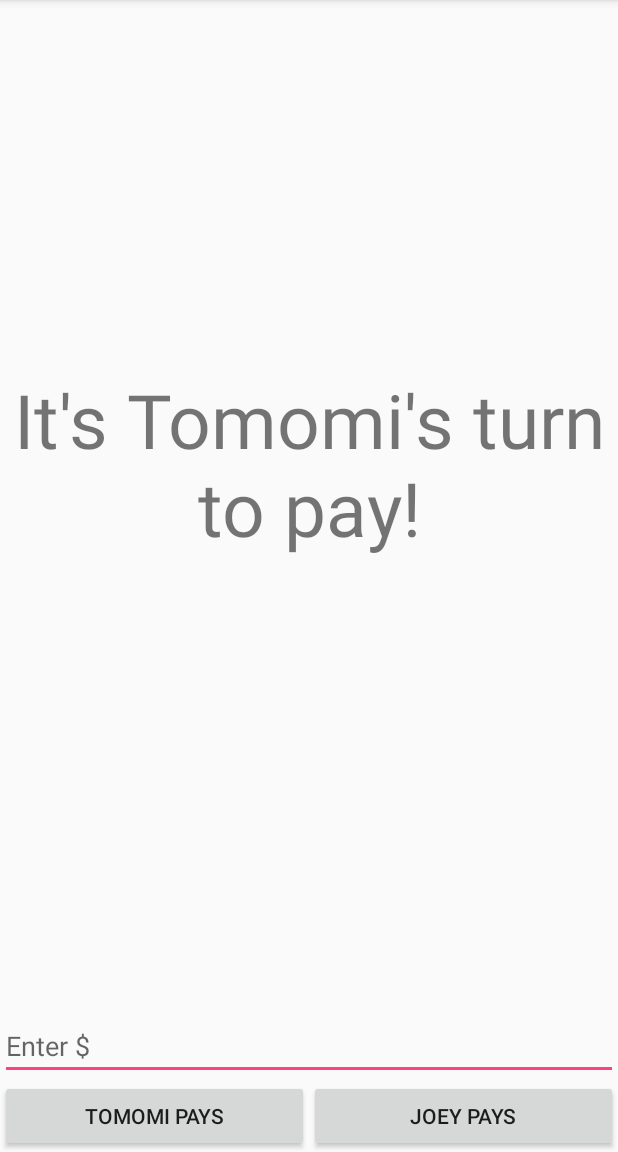
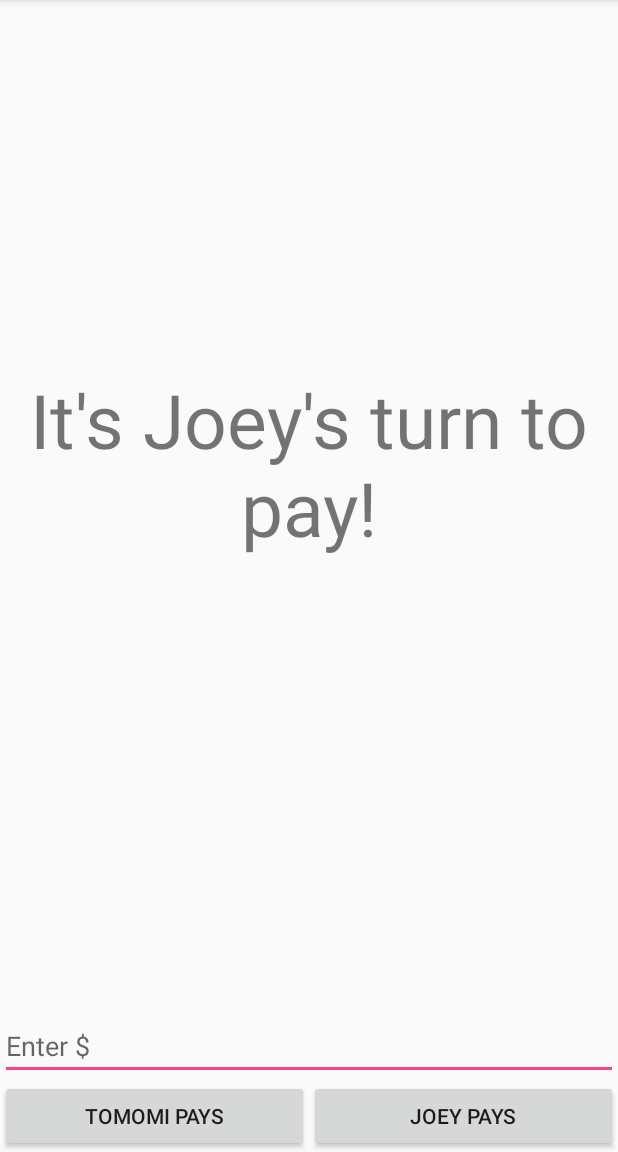
Before and after one commit to badzapcat/WhoseTurn, an Android app: the screen it shows after launch (CheckActivity), after a tap on "TOMOMI PAYS", on a phone screen of 412 x 824 dp, the part 84-1236 px from its top. Run offline under Robolectric (Android 15) with nearby library versions, the phone set to English and light mode, and no system bars.

Commit message:
app basically functions locally. Still hardcoded to Tomomi/Joey and is not commented/tested at all

```diff
--- a/app/src/main/java/jmoghadam/whoseturn/CheckActivity.java
+++ b/app/src/main/java/jmoghadam/whoseturn/CheckActivity.java
@@ -1,20 +1,27 @@
 package jmoghadam.whoseturn;
 
+import android.content.Context;
+import android.content.SharedPreferences;
 import android.net.Uri;
 import android.os.Bundle;
-import android.support.design.widget.FloatingActionButton;
-import android.support.design.widget.Snackbar;
 import android.support.v7.app.AppCompatActivity;
 import android.support.v7.widget.Toolbar;
 import android.view.View;
 import android.view.Menu;
 import android.view.MenuItem;
 import android.widget.EditText;
+import android.widget.TextView;
 import android.widget.Toast;
 
 import java.text.DecimalFormat;
 
 public class CheckActivity extends AppCompatActivity implements AddMoneyFragment.OnFragmentInteractionListener {
+
+    private static final String INPUT_ERROR_MESSAGE = "Please enter a number amount.";
+    private static final String AMOUNT_1_OWES_2 = "amount1Owes2";
+    private static final String WHOSE_TURN_MESSAGE = "It's %s's turn to pay!";
+    private static final String CONFIRM_MESSAGE = "%s paid $%s";
+    private static final String TOTAL_AMOUNT_MESSAGE = "%s owes %s $%s";
 
     @Override
     protected void onCreate(Bundle savedInstanceState) {
@@ -22,6 +29,7 @@ public class CheckActivity extends AppCompatActivity implements AddMoneyFragment
         setContentView(R.layout.activity_check);
         Toolbar toolbar = (Toolbar) findViewById(R.id.toolbar);
         setSupportActionBar(toolbar);
+        displayWhoseTurn();
     }
 
     @Override
@@ -39,11 +47,25 @@ public class CheckActivity extends AppCompatActivity implements AddMoneyFragment
         int id = item.getItemId();
 
         //noinspection SimplifiableIfStatement
-        if (id == R.id.action_settings) {
+        if (id == R.id.action_total_amount) {
+            toastCurrentAmount();
             return true;
         }
 
         return super.onOptionsItemSelected(item);
+    }
+
+    private void toastCurrentAmount() {
+        float amount = getPreferences(Context.MODE_PRIVATE).getFloat(AMOUNT_1_OWES_2, 0);
+        if (amount >= 0) {
+            Toast.makeText(this, String.format(TOTAL_AMOUNT_MESSAGE, getPartnerName(1),
+                            getPartnerName(2), Float.toString(amount)),
+                    Toast.LENGTH_LONG).show();
+        } else {
+            Toast.makeText(this, String.format(TOTAL_AMOUNT_MESSAGE, getPartnerName(2),
+                            getPartnerName(1), Float.toString(Math.abs(amount))),
+                    Toast.LENGTH_LONG).show();
+        }
     }
 
     @Override
@@ -57,20 +79,65 @@ public class CheckActivity extends AppCompatActivity implements AddMoneyFragment
         enteredAmount = editText.getText().toString();
 
         try {
-            double amount = Double.parseDouble(enteredAmount);
+            float amount = Float.parseFloat(enteredAmount);
             DecimalFormat moneyFormat = new DecimalFormat("#.00");
             String stringAmount = moneyFormat.format(amount);
             if (view.getId() == R.id.button_add_1) {
-                Toast.makeText(this, "Tomomi paid $" + stringAmount + "!",
-                        Toast.LENGTH_LONG).show();
+                handlePayment(1, stringAmount);
             } else if (view.getId() == R.id.button_add_2) {
-                Toast.makeText(this, "Joey paid $" + stringAmount + "!",
-                        Toast.LENGTH_LONG).show();
+                handlePayment(2, stringAmount);
             }
 
         } catch (NumberFormatException e) {
-            Toast.makeText(this, "Please enter a number amount.",
+            Toast.makeText(this, INPUT_ERROR_MESSAGE,
                     Toast.LENGTH_LONG).show();
         }
     }
+
+    private void handlePayment(int partnerNumber, String moneyAmount) {
+        float amount = Float.parseFloat(moneyAmount);
+        savePayment(partnerNumber, amount);
+        Toast.makeText(this, String.format(CONFIRM_MESSAGE, getPartnerName(partnerNumber),
+                        moneyAmount), Toast.LENGTH_LONG).show();
+        displayWhoseTurn();
+    }
+
+    private void displayWhoseTurn() {
+        TextView whoseTurnText = (TextView) findViewById(R.id.whose_turn_state);
+        whoseTurnText.setText(String.format(WHOSE_TURN_MESSAGE,
+                whoseTurnToPay()));
+    }
+
+    private void savePayment(int partnerNumber, float amount) {
+        SharedPreferences checkActivityPreferences = getPreferences(Context.MODE_PRIVATE);
+        float amount1Owes2 = checkActivityPreferences.getFloat(AMOUNT_1_OWES_2, 0);
+        if (partnerNumber == 1) {
+            amount1Owes2 -= amount;
+        } else if (partnerNumber == 2) {
+            amount1Owes2 += amount;
+        }
+        SharedPreferences.Editor editor = checkActivityPreferences.edit();
+        editor.putFloat(AMOUNT_1_OWES_2, amount1Owes2);
+        editor.commit();
+    }
+
+    private String getPartnerName(int partnerNumber) {
+        if (partnerNumber == 1) {
+            return "Tomomi";
+        } else if (partnerNumber == 2) {
+            return "Joey";
+        } else {
+            return "Nico (?!)";
+        }
+    }
+
+    private String whoseTurnToPay() {
+        SharedPreferences checkActivityPreferences = getPreferences(Context.MODE_PRIVATE);
+        float amount1Owes2 = checkActivityPreferences.getFloat(AMOUNT_1_OWES_2, 0);
+        if (amount1Owes2 > 0) {
+            return getPartnerName(1);
+        } else {
+            return getPartnerName(2);
+        }
+    }
 }
--- a/app/src/main/res/layout/content_check.xml
+++ b/app/src/main/res/layout/content_check.xml
@@ -10,7 +10,6 @@
         android:layout_height="0dp"
         android:layout_weight="1"
         android:gravity="center"
-        android:text="@string/whose_turn_state"
         android:textAlignment="center"
         android:textSize="50sp"/>
 
--- a/app/src/main/res/menu/menu_check.xml
+++ b/app/src/main/res/menu/menu_check.xml
@@ -3,8 +3,8 @@
     xmlns:tools="http://schemas.android.com/tools"
     tools:context="jmoghadam.whoseturn.CheckActivity">
     <item
-        android:id="@+id/action_settings"
+        android:id="@+id/action_total_amount"
         android:orderInCategory="100"
-        android:title="@string/action_settings"
+        android:title="@string/action_total_amount"
         app:showAsAction="never" />
 </menu>
--- a/app/src/main/res/values/strings.xml
+++ b/app/src/main/res/values/strings.xml
@@ -1,11 +1,8 @@
 <resources>
     <string name="app_name">Whose Turn</string>
     <string name="action_settings">Settings</string>
+    <string name="action_total_amount">Total amount owed</string>
     <string name="add_money_input">Enter $</string>
     <string name="button_add_1">Tomomi pays</string>
     <string name="button_add_2">Joey pays</string>
-    <string name="whose_turn_state">"It's Tomomi's turn to pay!"</string>
-
-    <!-- TODO: Remove or change this placeholder text -->
-    <string name="hello_blank_fragment">Hello blank fragment</string>
 </resources>
```
